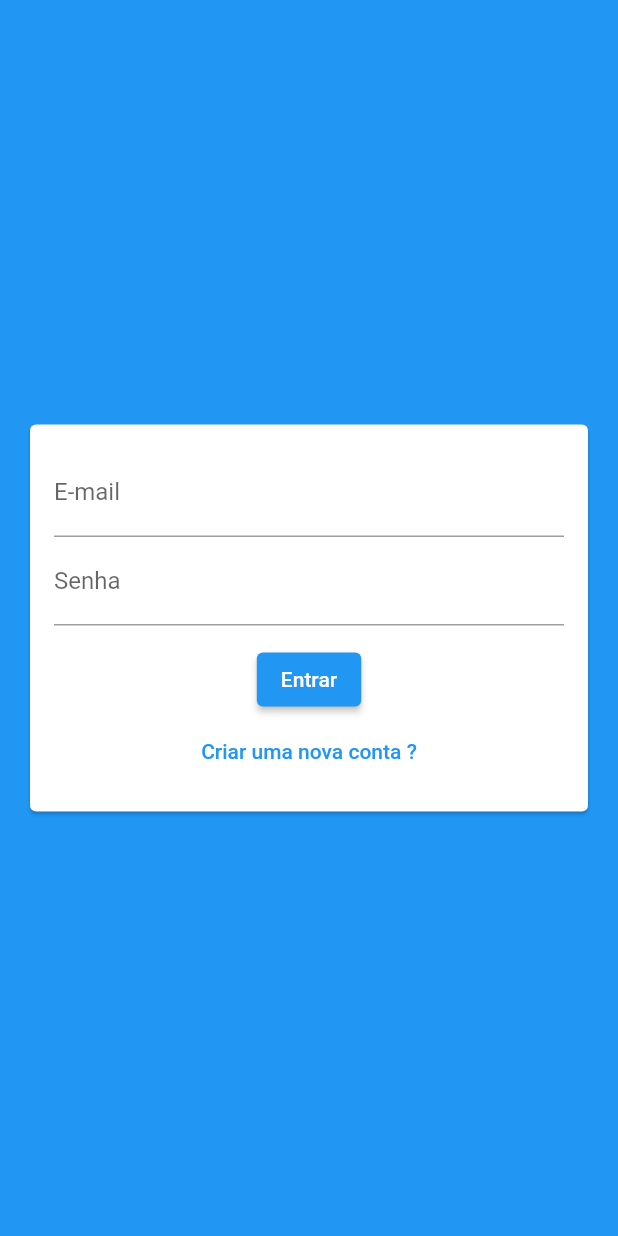
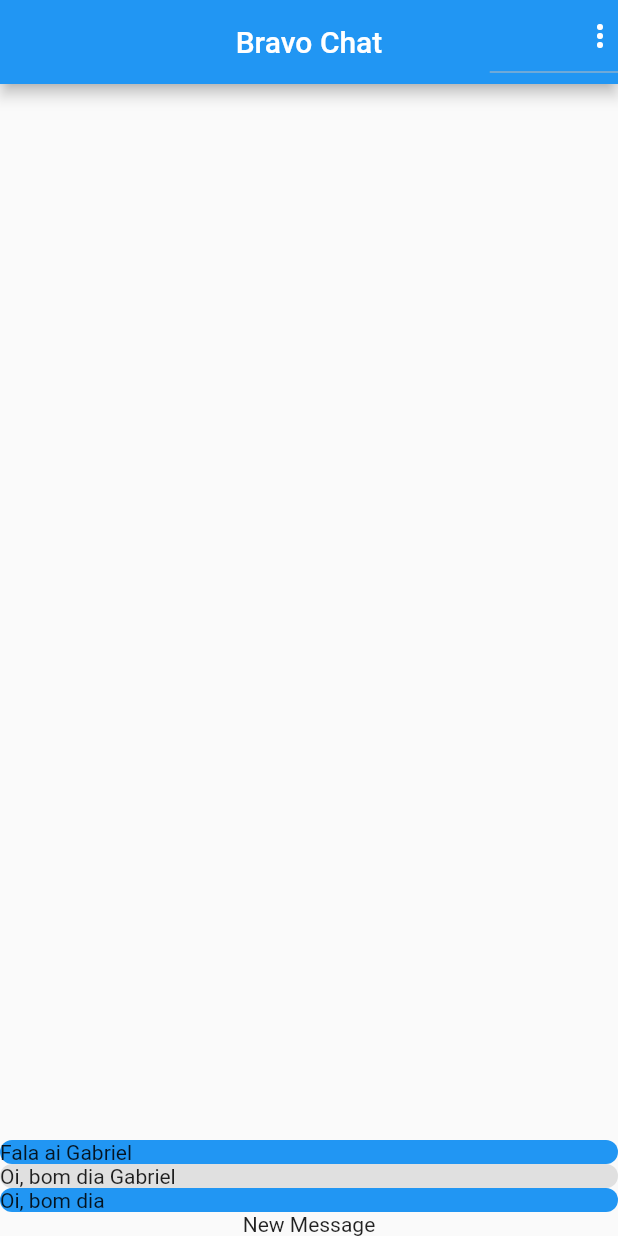
Before and after one commit to GabrielRebelloToledo/projeto_bravo, a Flutter app: the screen it shows after launch, on a phone screen of 412 x 824 dp. Run offline on Flutter 3.47's test engine with Material 2 defaults, Android fonts, the light colour scheme and no system bars; our stand-ins replace image_picker; accounts and stored records are empty.

Commit message:
Criando componente de messages e mock_service

```diff
--- /dev/null
+++ b/lib/components/message_bubble.dart
@@ -0,0 +1,26 @@
+import 'package:bravo/core/models/chat_message.dart';
+import 'package:flutter/material.dart';
+
+class MessageBubble extends StatelessWidget {
+  final ChatMessage message;
+  final bool belongsToCurrentUser;
+
+  const MessageBubble(
+      {Key? key, required this.message, required this.belongsToCurrentUser})
+      : super(key: key);
+
+  @override
+  Widget build(BuildContext context) {
+    return Container(
+      decoration: BoxDecoration(
+        color: belongsToCurrentUser
+            ? Colors.grey.shade300
+            : Theme.of(context).accentColor,
+        borderRadius: BorderRadius.all(
+          Radius.circular(12),
+        ),
+      ),
+      child: Text(message.text),
+    );
+  }
+}
--- /dev/null
+++ b/lib/components/messages.dart
@@ -0,0 +1,36 @@
+import 'package:bravo/components/message_bubble.dart';
+import 'package:bravo/core/models/chat_message.dart';
+import 'package:bravo/core/services/auth/auth_service.dart';
+import 'package:bravo/core/services/chat/chat_service.dart';
+import 'package:flutter/material.dart';
+
+class Messages extends StatelessWidget {
+  const Messages({Key? key}) : super(key: key);
+
+  @override
+  Widget build(BuildContext context) {
+    final currentUser = AuthService().currentUser;
+    return StreamBuilder<List<ChatMessage>>(
+        stream: ChatService().messagesStream(),
+        builder: (context, snapshot) {
+          if (snapshot.connectionState == ConnectionState.waiting) {
+            return Center(
+              child: CircularProgressIndicator(),
+            );
+          } else if (!snapshot.hasData || snapshot.data!.isEmpty) {
+            return Center(child: Text('Sem mensagens. Vamos conversar?'));
+          } else {
+            final msgs = snapshot.data!;
+            return ListView.builder(
+              reverse: true,
+              itemBuilder: (context, indice) => MessageBubble(
+                key: ValueKey(msgs[indice].id),
+                message: msgs[indice],
+                belongsToCurrentUser: currentUser?.id == msgs[indice].userId,
+              ),
+              itemCount: msgs.length,
+            );
+          }
+        });
+  }
+}
--- /dev/null
+++ b/lib/components/new_message.dart
@@ -0,0 +1,12 @@
+import 'package:flutter/material.dart';
+
+class NewMessage extends StatelessWidget {
+  const NewMessage({ Key? key }) : super(key: key);
+
+  @override
+  Widget build(BuildContext context) {
+    return Center(
+      child: Text('New Message'),
+    );
+  }
+}
--- /dev/null
+++ b/lib/core/models/chat_message.dart
@@ -0,0 +1,19 @@
+class ChatMessage{
+  final String id;
+  final String text;
+  final DateTime createdAt;
+
+  final String userId;
+  final String userName;
+  final String userImageUrl;
+
+  const ChatMessage({
+    required this.id,
+    required this.text,
+    required this.createdAt,
+    required this.userId,
+    required this.userName,
+    required this.userImageUrl
+  });
+
+}
--- a/lib/core/services/auth/auth_mock_service.dart
+++ b/lib/core/services/auth/auth_mock_service.dart
@@ -1,21 +1,63 @@
 import 'dart:io';
-
+import 'dart:async';
+import 'dart:math';
 import 'package:bravo/core/models/bravo_user.dart';
 import 'package:bravo/core/services/auth/auth_service.dart';
+import 'package:flutter/material.dart';
 
 class AuthMockService implements AuthService {
-  BravoUser? get currentUser{
-    return null;
+  static final _defaultUser = BravoUser(
+    id: '1234',
+    name: 'Joana',
+    email: 'Joana@gmail.com',
+    imageURL: 'assets/images/avatar.png',
+    );
+
+  static Map<String, BravoUser> _users = {
+    _defaultUser.email: _defaultUser,
+  };
+
+  static BravoUser? _currentUser;
+  static MultiStreamController<BravoUser?>? _controller;
+  static final _userStream = Stream<BravoUser?>.multi((controller) {
+    _controller = controller;
+    _updateUser(_defaultUser);
+  });
+
+  BravoUser? get currentUser {
+    return _currentUser;
   }
 
   Stream<BravoUser?> get userChanges {
-
+    return _userStream;
   }
 
   Future<void> signup(
-      String nome, String email, String password, File image) async {}
+    String nome,
+    String email,
+    String password,
+    File? image,
+  ) async {
+    final newUser = BravoUser(
+      id: Random().nextDouble().toString(),
+      name: nome,
+      email: email,
+      imageURL: image?.path ?? 'assets/images/avatar.png',
+    );
+    _users.putIfAbsent(email, () => newUser);
+    _updateUser(newUser);
+  }
 
-  Future<void> login(String email, String password) async {}
+  Future<void> login(String email, String password) async {
+    _updateUser(_users[email]);
+  }
 
-  Future<void> logout() async {}
+  Future<void> logout() async {
+    _updateUser(null);
+  }
+
+  static void _updateUser(BravoUser? user) {
+    _currentUser = user;
+    _controller?.add(_currentUser);
+  }
 }
--- a/lib/core/services/auth/auth_service.dart
+++ b/lib/core/services/auth/auth_service.dart
@@ -1,6 +1,7 @@
 import 'dart:io';
 
 import 'package:bravo/core/models/bravo_user.dart';
+import 'package:bravo/core/services/auth/auth_mock_service.dart';
 
 abstract class AuthService {
   BravoUser? get currentUser;
@@ -11,11 +12,15 @@ abstract class AuthService {
     String nome,
     String email,
     String password,
-    File image,
+    File? image,
   );
   Future<void> login(
     String email,
     String password,
   );
   Future<void> logout();
+
+  factory AuthService(){
+    return AuthMockService();
+  }
 }
--- /dev/null
+++ b/lib/core/services/chat/chat_mock_service.dart
@@ -0,0 +1,58 @@
+import 'dart:async';
+import 'dart:math';
+import 'package:bravo/core/models/bravo_user.dart';
+import 'package:bravo/core/models/chat_message.dart';
+import 'package:bravo/core/services/chat/chat_service.dart';
+
+class ChatMockService implements ChatService {
+  static final List<ChatMessage> _msgs = [
+    ChatMessage(
+      id: '1',
+      text: 'Oi, bom dia',
+      createdAt: DateTime.now(),
+      userId: '123',
+      userName: 'Gabriel',
+      userImageUrl: 'assets/images/avatar.png',
+    ),
+    ChatMessage(
+      id: '2',
+      text: 'Oi, bom dia Gabriel',
+      createdAt: DateTime.now(),
+      userId: '1234',
+      userName: 'Joana',
+      userImageUrl: 'assets/images/avatar.png',
+    ),
+    ChatMessage(
+      id: '3',
+      text: 'Fala ai Gabriel',
+      createdAt: DateTime.now(),
+      userId: '12345',
+      userName: 'João',
+      userImageUrl: 'assets/images/avatar.png',
+    ),
+  ];
+  static MultiStreamController<List<ChatMessage>>? _controller;
+  static final _msgsStream = Stream<List<ChatMessage>>.multi((controller) {
+    _controller = controller;
+    _controller?.add(_msgs);
+  });
+
+  Stream<List<ChatMessage>> messagesStream() {
+    return _msgsStream;
+  }
+
+  Future<ChatMessage> save(String text, BravoUser user) async {
+    final newMenssage = ChatMessage(
+      id: Random().nextDouble().toString(),
+      text: text,
+      createdAt: DateTime.now(),
+      userId: user.id,
+      userName: user.name,
+      userImageUrl: user.imageURL,
+    );
+
+    _msgs.add(newMenssage);
+    _controller?.add(_msgs);
+    return newMenssage;
+  }
+}
--- /dev/null
+++ b/lib/core/services/chat/chat_service.dart
@@ -0,0 +1,15 @@
+import 'package:bravo/core/models/bravo_user.dart';
+import 'package:bravo/core/models/chat_message.dart';
+import 'package:bravo/core/services/chat/chat_mock_service.dart';
+
+abstract class ChatService {
+
+  Stream<List<ChatMessage>> messagesStream();
+
+  Future<ChatMessage>save(String text, BravoUser user);
+
+factory ChatService(){
+
+  return ChatMockService();
+}
+}
--- a/lib/main.dart
+++ b/lib/main.dart
@@ -1,4 +1,5 @@
 import 'package:bravo/components/auth_form.dart';
+import 'package:bravo/pages/auth_or_app_page.dart';
 import 'package:bravo/pages/auth_page.dart';
 import 'package:bravo/pages/loading_page.dart';
 import 'package:flutter/material.dart';
@@ -19,7 +20,7 @@ class MyApp extends StatelessWidget {
 
         primarySwatch: Colors.blue,
       ),
-      home: const AuthPage(),
+      home: const AuthOrAppPage(),
       debugShowCheckedModeBanner: false,
     );
   }
--- /dev/null
+++ b/lib/pages/auth_or_app_page.dart
@@ -0,0 +1,26 @@
+import 'package:bravo/core/models/bravo_user.dart';
+import 'package:bravo/core/services/auth/auth_service.dart';
+import 'package:bravo/pages/auth_page.dart';
+import 'package:bravo/pages/chat_page.dart';
+import 'package:bravo/pages/loading_page.dart';
+import 'package:flutter/material.dart';
+
+class AuthOrAppPage extends StatelessWidget {
+  const AuthOrAppPage({Key? key}) : super(key: key);
+
+  @override
+  Widget build(BuildContext context) {
+    return Scaffold(
+      body: StreamBuilder<BravoUser?>(
+        stream: AuthService().userChanges,
+        builder: (context, snapshot) {
+          if (snapshot.connectionState == ConnectionState.waiting) {
+            return LoadingPage();
+          } else {
+            return snapshot.hasData ? ChatPage() : AuthPage();
+          }
+        },
+      ),
+    );
+  }
+}
--- a/lib/pages/auth_page.dart
+++ b/lib/pages/auth_page.dart
@@ -1,9 +1,10 @@
 import 'package:bravo/components/auth_form.dart';
 import 'package:bravo/core/models/auth_form_data.dart';
+import 'package:bravo/core/services/auth/auth_service.dart';
 import 'package:flutter/material.dart';
 
 class AuthPage extends StatefulWidget {
-  const AuthPage({ Key? key }) : super(key: key);
+  const AuthPage({Key? key}) : super(key: key);
 
   @override
   State<AuthPage> createState() => _AuthPageState();
@@ -12,23 +13,24 @@ class AuthPage extends StatefulWidget {
 class _AuthPageState extends State<AuthPage> {
   bool _isLoading = false;
 
- Future<void> _handleSubmit(AuthFormData formData) async{
-   try{
+  Future<void> _handleSubmit(AuthFormData formData) async {
+    try {
       setState(() => _isLoading = true);
 
-    if(formData.isLogin){
+      if (formData.isLogin) {
         //Login
-    }else{
+        await AuthService().login(formData.email, formData.password);
+      } else {
         //Signup
+
+        await AuthService().signup(
+            formData.name, formData.email, formData.password, formData.image);
       }
-
-   }catch(error){
+    } catch (error) {
       //tratar erro
-   }finally{
+    } finally {
       setState(() => _isLoading = false);
     }
-
-
   }
 
   @override
@@ -36,17 +38,14 @@ class _AuthPageState extends State<AuthPage> {
     return Scaffold(
       backgroundColor: Theme.of(context).primaryColor,
       body: Stack(
-        children:[ Center(
+        children: [
+          Center(
               child: SingleChildScrollView(
             child: AuthForm(onSubmit: _handleSubmit),
-
-          )
-        ),
-        if(_isLoading)
+          )),
+          if (_isLoading)
             Container(
-          decoration: BoxDecoration(
-            color: Color.fromRGBO(0, 0, 0, 0.5)
-          ),
+              decoration: BoxDecoration(color: Color.fromRGBO(0, 0, 0, 0.5)),
               child: Center(
                 child: CircularProgressIndicator(),
               ),
--- /dev/null
+++ b/lib/pages/chat_page.dart
@@ -0,0 +1,52 @@
+import 'package:bravo/components/messages.dart';
+import 'package:bravo/components/new_message.dart';
+import 'package:bravo/core/services/auth/auth_service.dart';
+import 'package:flutter/material.dart';
+
+class ChatPage extends StatelessWidget {
+  const ChatPage({Key? key}) : super(key: key);
+
+  @override
+  Widget build(BuildContext context) {
+    return Scaffold(
+        appBar: AppBar(
+          title: Text('Bravo Chat'),
+          centerTitle: true,
+          actions: [
+            DropdownButton(
+              icon: Icon(
+                Icons.more_vert,
+                color: Colors.white,
+              ),
+              items: [
+                DropdownMenuItem(
+                  value: 'logout',
+                  child: Container(
+                    child: Row(
+                      children: [
+                        Icon(
+                          Icons.exit_to_app,
+                          color: Colors.black87,
+                        ),
+                        SizedBox(width: 10),
+                        Text('Sair')
+                      ],
+                    ),
+                  ),
+                ),
+              ],
+              onChanged: (value) {
+                if(value == 'logout'){
+                  AuthService().logout();
+                }
+              },
+            )
+          ],
+
+        ),
+        body: SafeArea(
+            child: Column(
+          children: [Expanded(child: Messages()), NewMessage()],
+        )));
+  }
+}
--- a/pubspec.yaml
+++ b/pubspec.yaml
@@ -59,8 +59,8 @@ flutter:
   uses-material-design: true
 
   # To add assets to your application, add an assets section, like this:
-  # assets:
-  #   - images/a_dot_burr.jpeg
+  assets:
+    - assets\images\avatar.png
   #   - images/a_dot_ham.jpeg
 
   # An image asset can refer to one or more resolution-specific "variants", see
```
Also changed, not shown: assets/images/avatar.png (added), 2 other files. Lines whose indentation alone changed are shown as unchanged.
